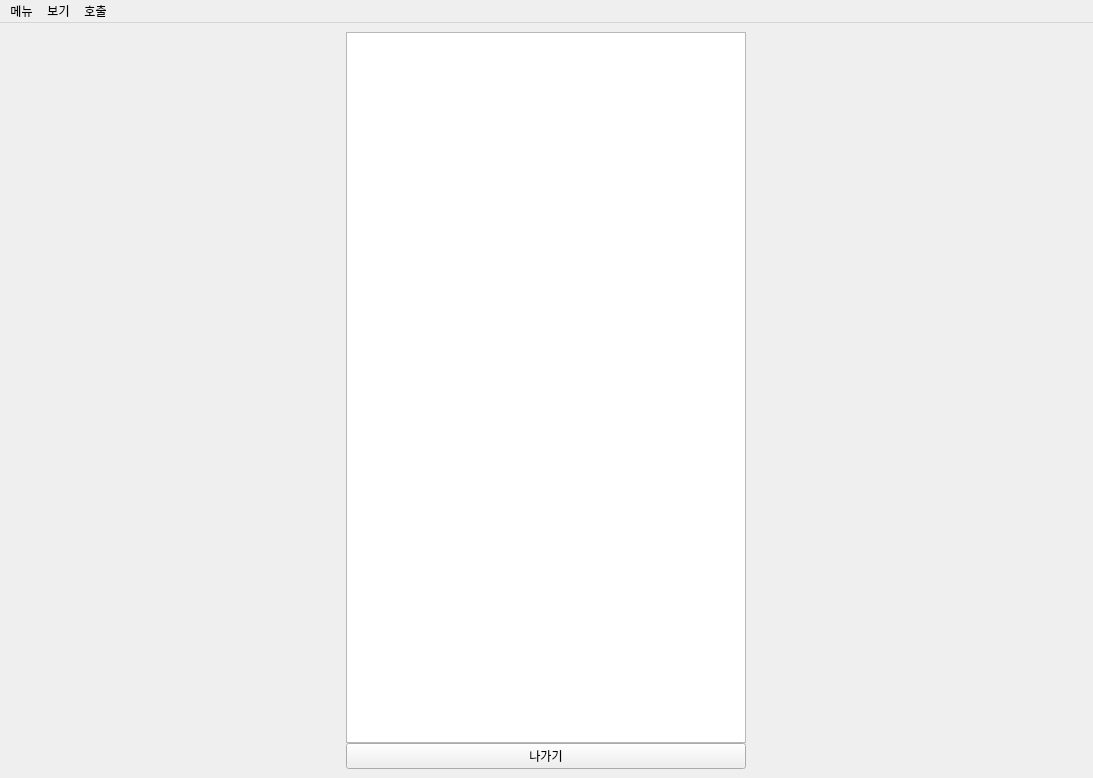
Before: the Qt Designer form main.ui in SSU-DC-DCWZ/ObsCare_Front, drawn with Qt 5.
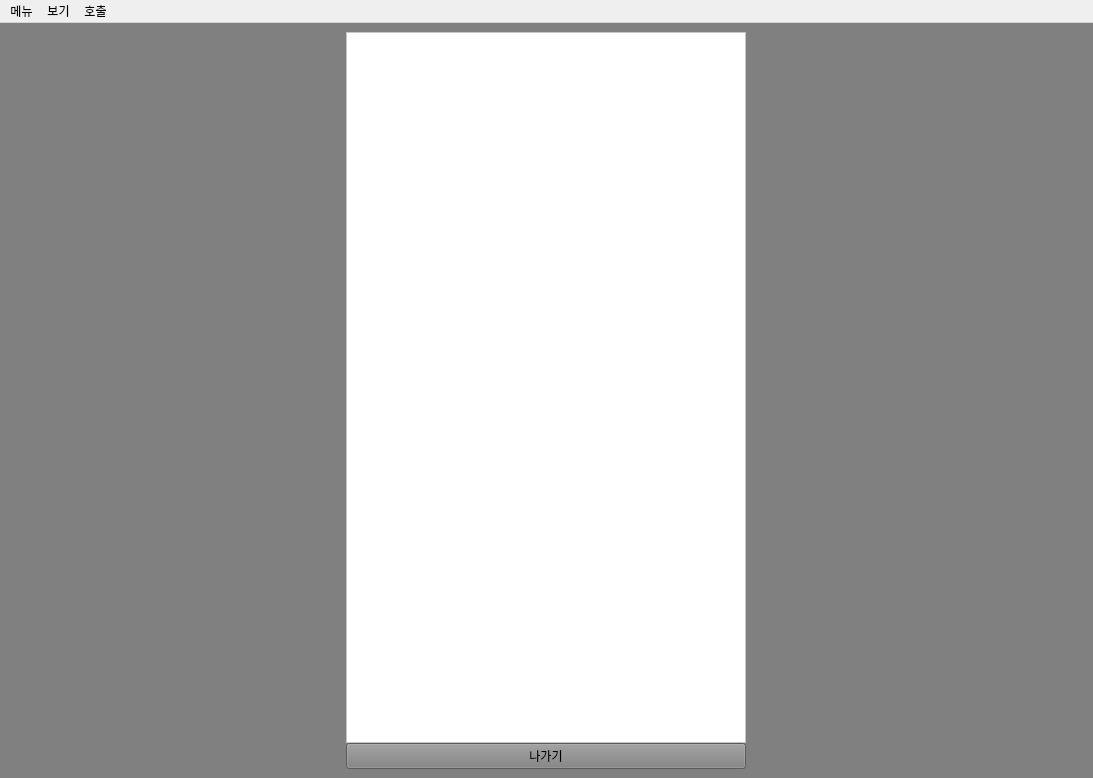
After: the same form once the commit is applied.

Patch:
```diff
--- a/main.ui
+++ b/main.ui
@@ -22,7 +22,13 @@
   <property name="windowTitle">
    <string>ObsCure</string>
   </property>
+  <property name="styleSheet">
+   <string notr="true"/>
+  </property>
   <widget class="QWidget" name="centralwidget">
+   <property name="styleSheet">
+    <string notr="true">background-color:gray;</string>
+   </property>
    <layout class="QGridLayout" name="gridLayout">
     <item row="0" column="0" rowspan="2">
      <layout class="QGridLayout" name="video_layout">
@@ -56,6 +62,9 @@
           <height>16777215</height>
          </size>
         </property>
+        <property name="styleSheet">
+         <string notr="true">background-color : white;</string>
+        </property>
        </widget>
       </item>
       <item>
@@ -72,6 +81,9 @@
           <height>16777215</height>
          </size>
         </property>
+        <property name="styleSheet">
+         <string notr="true">background-color:gray;</string>
+        </property>
         <property name="text">
          <string>나가기</string>
         </property>
@@ -90,7 +102,7 @@
      <x>0</x>
      <y>0</y>
      <width>1093</width>
-     <height>26</height>
+     <height>21</height>
     </rect>
    </property>
    <widget class="QMenu" name="menu">
```
